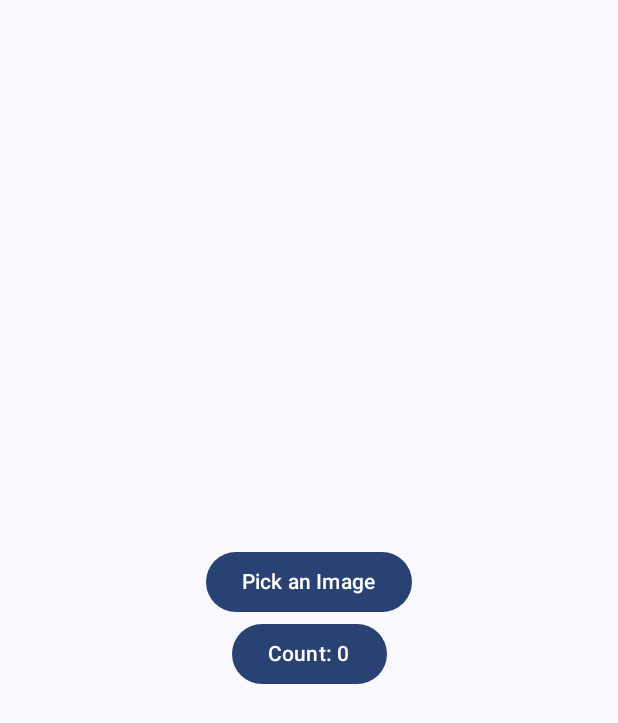
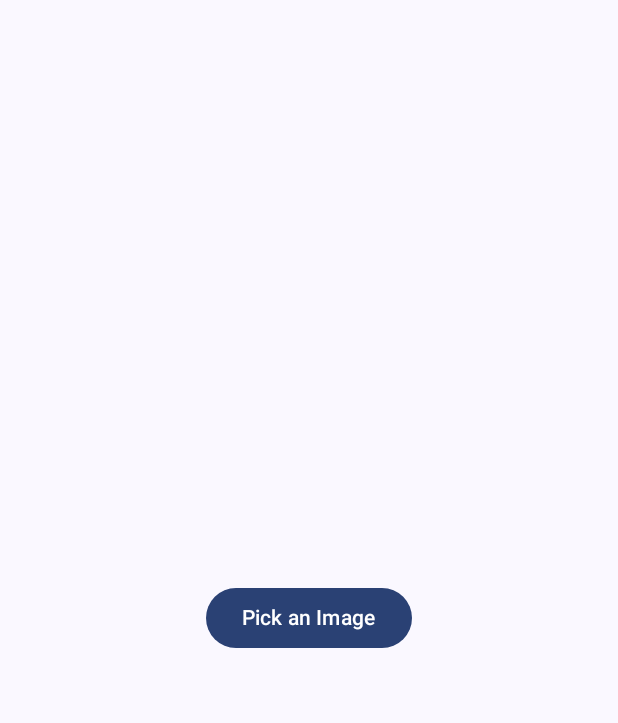
Before and after one commit to ultfone/Steganography, an Android app built with Jetpack Compose: the screen it shows after launch (MainActivity), on a phone screen of 412 x 824 dp. Shown: the top 723 px of the screen. Run offline under Robolectric (Android 15) with nearby library versions, the phone set to English and light mode, and no system bars.

Commit message:
Try To save commit

```diff
--- a/app/src/main/java/com/example/steganography/MainActivity.kt
+++ b/app/src/main/java/com/example/steganography/MainActivity.kt
@@ -8,6 +8,7 @@ import androidx.activity.compose.setContent
 import androidx.activity.enableEdgeToEdge
 import androidx.activity.result.contract.ActivityResultContracts
 import androidx.compose.foundation.Image
+//import androidx.compose.foundation.layout.Arrangement
 import androidx.compose.foundation.layout.Box
 import androidx.compose.foundation.layout.Column
 import androidx.compose.foundation.layout.fillMaxSize
@@ -65,11 +66,6 @@ fun ImagePicker(modifier: Modifier = Modifier) {
             Button(onClick = { gridTypeShi.launch("image/*") }) {
                 Text("Pick an Image")
             }
-            Button(onClick = { counter.value++ }) {
-                Text("Count: ${counter.value}")
-            }
-
-
             imageUri.value?.let { uri ->
                 Image(
                     painter = rememberAsyncImagePainter(uri),
@@ -86,7 +82,7 @@ fun ImagePicker(modifier: Modifier = Modifier) {
 @Preview(showBackground = true)
 @Composable
 fun GreetingPreview() {
-    SteganographyTheme {
-        ImagePicker()
+            SteganographyTheme {
+                ImagePicker()
     }
 }
```
